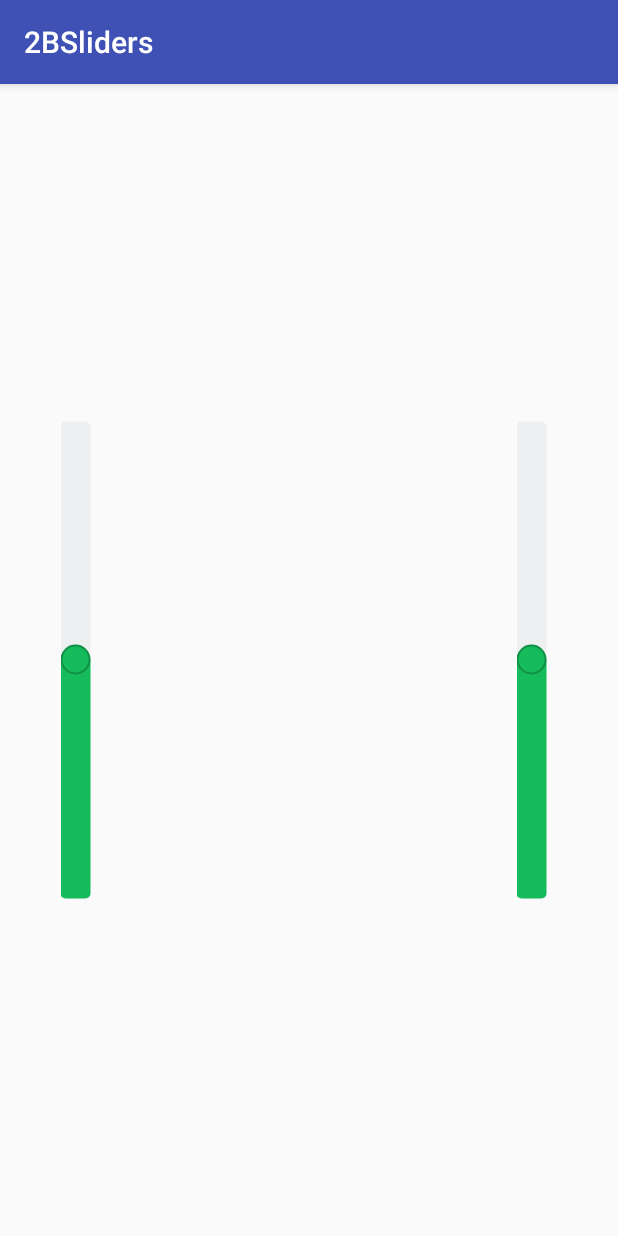
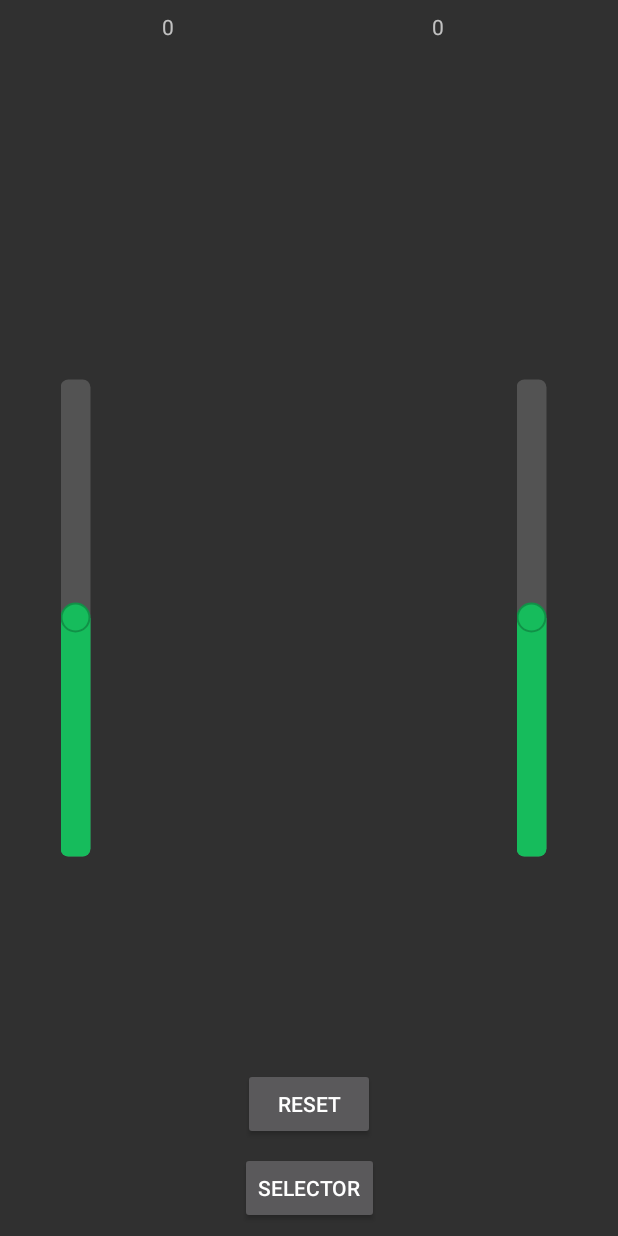
Before and after one commit to ToxicMushroom/2BSliders, an Android app: the screen it shows after launch (MainActivity), on a phone screen of 412 x 824 dp. Run offline under Robolectric (Android 15) with nearby library versions, the phone set to English and light mode, and no system bars.

Commit message:
General progress

```diff
--- a/app/build.gradle
+++ b/app/build.gradle
@@ -22,7 +22,5 @@ dependencies {
     implementation fileTree(dir: 'libs', include: ['*.jar'])
     implementation 'com.android.support:appcompat-v7:26.1.0'
     implementation 'com.android.support.constraint:constraint-layout:1.1.3'
-    testImplementation 'junit:junit:4.12'
-    androidTestImplementation 'com.android.support.test:runner:1.0.2'
-    androidTestImplementation 'com.android.support.test.espresso:espresso-core:3.0.2'
+    implementation 'com.android.support:recyclerview-v7:26.1.0'
 }
--- a/app/src/main/AndroidManifest.xml
+++ b/app/src/main/AndroidManifest.xml
@@ -2,6 +2,7 @@
 <manifest xmlns:android="http://schemas.android.com/apk/res/android"
           package="me.toxicmushroom.twobsliders">
 
+    <uses-permission android:name="android.permission.BLUETOOTH"/>
     <application
             android:allowBackup="true"
             android:icon="@mipmap/ic_launcher"
--- a/app/src/main/java/me/toxicmushroom/twobsliders/MainActivity.java
+++ b/app/src/main/java/me/toxicmushroom/twobsliders/MainActivity.java
@@ -1,13 +1,107 @@
 package me.toxicmushroom.twobsliders;
 
-import android.support.v7.app.AppCompatActivity;
+import android.app.Activity;
+import android.app.AlertDialog;
+import android.bluetooth.BluetoothAdapter;
+import android.bluetooth.BluetoothDevice;
+import android.content.*;
 import android.os.Bundle;
+import android.view.View;
+import android.widget.*;
 
-public class MainActivity extends AppCompatActivity {
+public class MainActivity extends Activity {
+
+    private BluetoothAdapter bluetoothAdapter;
+
+    private SeekBar seekBarLeft;
+    private SeekBar seekBarRight;
+    private TextView textViewLeft;
+    private TextView textViewRight;
+
+    private Button selectorButton;
+    private boolean enabling = false;
+    private boolean registeredReceiver = false;
 
     @Override
     protected void onCreate(Bundle savedInstanceState) {
         super.onCreate(savedInstanceState);
         setContentView(R.layout.activity_main);
+
+        selectorButton = findViewById(R.id.button1);
+
+        seekBarLeft = findViewById(R.id.seekBar1);
+        seekBarRight = findViewById(R.id.seekBar2);
+        textViewLeft = findViewById(R.id.textView1);
+        textViewRight = findViewById(R.id.textView2);
+
+        selectorButton.setOnClickListener(selectorListener);
+        bluetoothAdapter = BluetoothAdapter.getDefaultAdapter();
+    }
+
+    @Override
+    protected void onDestroy() {
+        super.onDestroy();
+        if (registeredReceiver)
+            unregisterReceiver(broadcastReceiver);
+    }
+
+    private final View.OnClickListener selectorListener = new View.OnClickListener() {
+        @Override
+        public void onClick(View view) {
+            if (bluetoothAdapter == null) {
+                Toast.makeText(view.getContext(), "This device doesn't have bluetooth", Toast.LENGTH_LONG).show();
+                return;
+            }
+            if (!bluetoothAdapter.isEnabled()) {
+                enabling = true;
+                Intent bluetoothEnableIntent = new Intent(BluetoothAdapter.ACTION_REQUEST_ENABLE);
+                startActivity(bluetoothEnableIntent);
+
+                IntentFilter intentFilter = new IntentFilter(BluetoothAdapter.ACTION_STATE_CHANGED);
+                registerReceiver(broadcastReceiver, intentFilter);
+                registeredReceiver = true;
+            } else {
+                openDeviceSelector();
+            }
+        }
+    };
+
+    private final BroadcastReceiver broadcastReceiver = new BroadcastReceiver() {
+        @Override
+        public void onReceive(Context context, Intent intent) {
+            String action = intent.getAction();
+            if (action == null) return;
+
+            if (action.equals(BluetoothAdapter.ACTION_STATE_CHANGED) &&
+                    intent.getIntExtra(BluetoothAdapter.EXTRA_STATE, BluetoothAdapter.ERROR) == BluetoothAdapter.STATE_ON) {
+                enabling = false;
+                openDeviceSelector();
+            }
+        }
+    };
+
+    private void openDeviceSelector() {
+        Variables.deviceList.addAll(bluetoothAdapter.getBondedDevices());
+        AlertDialog alertDialog = new AlertDialog.Builder(getApplicationContext())
+                .setTitle("Select a device")
+                .setIcon(R.drawable.ic_bluetooth_white_24dp)
+                .setSingleChoiceItems((CharSequence[]) Variables.deviceList.toArray(), 0, new DialogInterface.OnClickListener() {
+                    @Override
+                    public void onClick(DialogInterface dialogInterface, int i) {
+                        System.out.println(Variables.deviceList.get(i));
+                    }
+                })
+                .setPositiveButton("confirm", new DialogInterface.OnClickListener() {
+                    public void onClick(DialogInterface dialog, int id) {
+                        System.out.println(id);
+                    }
+                })
+                .setNegativeButton("cancel", new DialogInterface.OnClickListener() {
+                    public void onClick(DialogInterface dialog, int id) {
+                        System.out.println(id);
+                    }
+                })
+                .create();
+        alertDialog.show();
     }
 }
--- /dev/null
+++ b/app/src/main/res/drawable/ic_bluetooth_white_24dp.xml
@@ -0,0 +1,5 @@
+<vector android:height="24dp" android:tint="#FFFFFF"
+    android:viewportHeight="24.0" android:viewportWidth="24.0"
+    android:width="24dp" xmlns:android="http://schemas.android.com/apk/res/android">
+    <path android:fillColor="#FF000000" android:pathData="M17.71,7.71L12,2h-1v7.59L6.41,5 5,6.41 10.59,12 5,17.59 6.41,19 11,14.41L11,22h1l5.71,-5.71 -4.3,-4.29 4.3,-4.29zM13,5.83l1.88,1.88L13,9.59L13,5.83zM14.88,16.29L13,18.17v-3.76l1.88,1.88z"/>
+</vector>
--- a/app/src/main/res/drawable/slider_progress.xml
+++ b/app/src/main/res/drawable/slider_progress.xml
@@ -3,14 +3,14 @@
         xmlns:android="http://schemas.android.com/apk/res/android">
     <item android:id="@android:id/background">
         <shape>
-            <corners android:radius="3dp" />
-            <solid android:color="#ECF0F1" />
+            <corners android:radius="5dp" />
+            <solid android:color="#535353" />
         </shape>
     </item>
     <item android:id="@android:id/secondaryProgress">
         <clip>
             <shape>
-                <corners android:radius="3dp" />
+                <corners android:radius="5dp" />
                 <solid android:color="#C6CACE" />
             </shape>
         </clip>
@@ -18,7 +18,7 @@
     <item android:id="@android:id/progress">
         <clip>
             <shape>
-                <corners android:radius="3dp" />
+                <corners android:radius="5dp" />
                 <solid android:color="#16BC5C" />
             </shape>
         </clip>
--- a/app/src/main/res/layout/activity_main.xml
+++ b/app/src/main/res/layout/activity_main.xml
@@ -39,5 +39,36 @@
                 android:max="510"
                 android:progress="255"/>
     </FrameLayout>
+    <Button
+            android:text="@string/selector"
+            android:layout_width="wrap_content"
+            android:layout_height="wrap_content"
+            app:layout_constraintBottom_toBottomOf="parent"
+            android:id="@+id/button1" app:layout_constraintEnd_toEndOf="parent" android:layout_marginEnd="8dp"
+            app:layout_constraintStart_toStartOf="parent" android:layout_marginStart="8dp"
+            android:layout_marginBottom="8dp"
+    />
+    <Button
+            android:text="@string/reset"
+            android:layout_width="wrap_content"
+            android:layout_height="wrap_content"
+            app:layout_constraintBottom_toTopOf="@id/button1"
+            android:id="@+id/button2" app:layout_constraintEnd_toEndOf="parent" android:layout_marginEnd="8dp"
+            android:layout_marginBottom="8dp"
+            app:layout_constraintStart_toStartOf="parent" android:layout_marginStart="8dp"/>
+    <TextView
+            android:text="@string/_0"
+            android:layout_width="wrap_content"
+            android:layout_height="wrap_content"
+            android:id="@+id/textView1"
+            app:layout_constraintStart_toEndOf="@+id/barWrapper1" android:layout_marginStart="8dp"
+            app:layout_constraintTop_toTopOf="parent" android:layout_marginTop="8dp"/>
+    <TextView
+            android:text="@string/_0"
+            android:layout_width="wrap_content"
+            android:layout_height="wrap_content"
+            android:id="@+id/textView2" android:layout_marginTop="8dp"
+            app:layout_constraintTop_toTopOf="parent" app:layout_constraintEnd_toStartOf="@+id/barWrapper2"
+            android:layout_marginEnd="8dp"/>
 
 </android.support.constraint.ConstraintLayout>
--- /dev/null
+++ b/app/src/main/res/menu/selector_menu.xml
@@ -0,0 +1,3 @@
+<?xml version="1.0" encoding="utf-8"?>
+<menu xmlns:android="http://schemas.android.com/apk/res/android" android:layout_height="wrap_content" android:layout_width="wrap_content">
+</menu>
--- a/app/src/main/res/values/strings.xml
+++ b/app/src/main/res/values/strings.xml
@@ -1,3 +1,6 @@
 <resources>
     <string name="app_name">2BSliders</string>
+    <string name="selector">Selector</string>
+    <string name="reset">Reset</string>
+    <string name="_0">0</string>
 </resources>
--- a/app/src/main/res/values/styles.xml
+++ b/app/src/main/res/values/styles.xml
@@ -1,7 +1,7 @@
 <resources>
 
     <!-- Base application theme. -->
-    <style name="AppTheme" parent="Theme.AppCompat.Light.DarkActionBar">
+    <style name="AppTheme" parent="Theme.AppCompat">
         <!-- Customize your theme here. -->
         <item name="colorPrimary">@color/colorPrimary</item>
         <item name="colorPrimaryDark">@color/colorPrimaryDark</item>
```
Also changed, not shown: app/src/main/java/me/toxicmushroom/twobsliders/Variables.java (added, +10 -0 lines), 1 other file.
